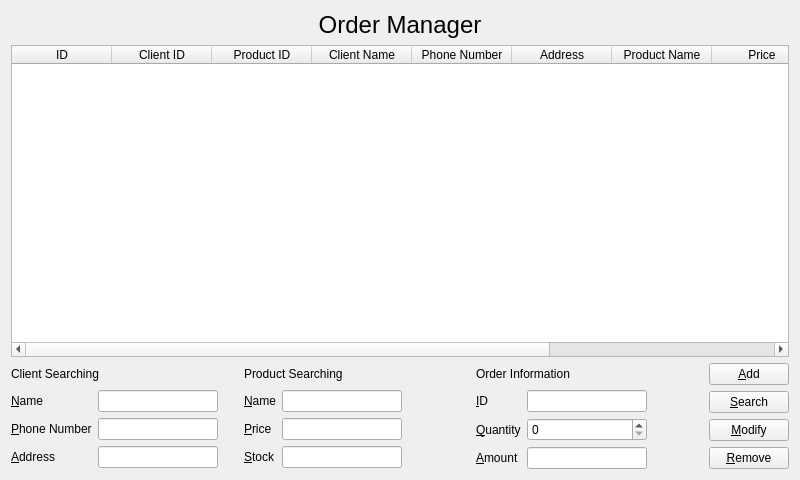
Qt form orderform.ui (ChunJeong27/CRMMiniProject) before a commit.
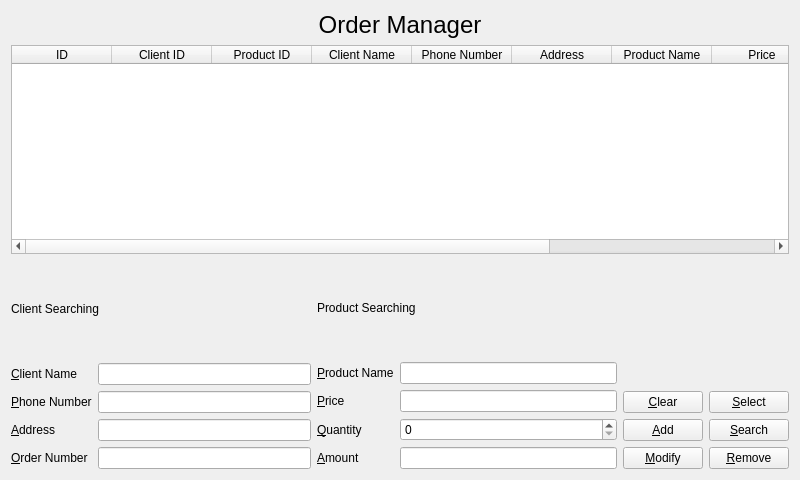
The same form after that commit.

Commit message: 단순 UI 수정

Diff of the .ui file:
```diff
--- a/orderform.ui
+++ b/orderform.ui
@@ -13,7 +13,7 @@
   <property name="windowTitle">
    <string>Form</string>
   </property>
-  <layout class="QVBoxLayout" name="verticalLayout">
+  <layout class="QVBoxLayout" name="verticalLayout_4">
    <item>
     <widget class="QLabel" name="label_5">
      <property name="font">
@@ -87,33 +87,21 @@
     <layout class="QHBoxLayout" name="horizontalLayout">
      <item>
       <layout class="QGridLayout" name="gridLayout_2">
-       <item row="0" column="1">
-        <widget class="QLabel" name="label_7">
-         <property name="text">
-          <string>Product Searching</string>
-         </property>
-        </widget>
-       </item>
-       <item row="0" column="2">
-        <widget class="QLabel" name="label">
-         <property name="text">
-          <string>Order Information</string>
-         </property>
-        </widget>
-       </item>
        <item row="0" column="0">
+        <layout class="QVBoxLayout" name="verticalLayout">
+         <item>
         <widget class="QLabel" name="label_6">
          <property name="text">
           <string>Client Searching</string>
          </property>
         </widget>
        </item>
-       <item row="1" column="0">
-        <layout class="QFormLayout" name="formLayout_2">
+         <item>
+          <layout class="QFormLayout" name="formLayout">
          <item row="0" column="0">
           <widget class="QLabel" name="label_2">
            <property name="text">
-            <string>&amp;Name</string>
+              <string>&amp;Client Name</string>
            </property>
            <property name="buddy">
             <cstring>clientNameLineEdit</cstring>
@@ -122,11 +110,8 @@
          </item>
          <item row="0" column="1">
           <widget class="QLineEdit" name="clientNameLineEdit">
-           <property name="maximumSize">
-            <size>
-             <width>120</width>
-             <height>16777215</height>
-            </size>
+             <property name="readOnly">
+              <bool>true</bool>
            </property>
           </widget>
          </item>
@@ -142,12 +127,6 @@
          </item>
          <item row="1" column="1">
           <widget class="QLineEdit" name="clientPhoneNumLineEdit">
-           <property name="maximumSize">
-            <size>
-             <width>120</width>
-             <height>16777215</height>
-            </size>
-           </property>
            <property name="readOnly">
             <bool>true</bool>
            </property>
@@ -165,25 +144,43 @@
          </item>
          <item row="2" column="1">
           <widget class="QLineEdit" name="clientAddressLineEdit">
-           <property name="maximumSize">
-            <size>
-             <width>120</width>
-             <height>16777215</height>
-            </size>
-           </property>
            <property name="readOnly">
             <bool>true</bool>
            </property>
           </widget>
          </item>
-        </layout>
-       </item>
-       <item row="1" column="1">
-        <layout class="QFormLayout" name="formLayout_3">
+           <item row="3" column="0">
+            <widget class="QLabel" name="label_8">
+             <property name="text">
+              <string>&amp;Order Number</string>
+             </property>
+             <property name="buddy">
+              <cstring>orderIdLineEdit</cstring>
+             </property>
+            </widget>
+           </item>
+           <item row="3" column="1">
+            <widget class="QLineEdit" name="orderIdLineEdit"/>
+           </item>
+          </layout>
+         </item>
+        </layout>
+       </item>
+       <item row="0" column="1">
+        <layout class="QVBoxLayout" name="verticalLayout_2">
+         <item>
+          <widget class="QLabel" name="label_7">
+           <property name="text">
+            <string>Product Searching</string>
+           </property>
+          </widget>
+         </item>
+         <item>
+          <layout class="QFormLayout" name="formLayout_2">
          <item row="0" column="0">
           <widget class="QLabel" name="label_9">
            <property name="text">
-            <string>&amp;Name</string>
+              <string>&amp;Product Name</string>
            </property>
            <property name="buddy">
             <cstring>productNameLineEdit</cstring>
@@ -192,11 +189,8 @@
          </item>
          <item row="0" column="1">
           <widget class="QLineEdit" name="productNameLineEdit">
-           <property name="maximumSize">
-            <size>
-             <width>120</width>
-             <height>16777215</height>
-            </size>
+             <property name="readOnly">
+              <bool>true</bool>
            </property>
           </widget>
          </item>
@@ -212,68 +206,12 @@
          </item>
          <item row="1" column="1">
           <widget class="QLineEdit" name="productPriceLineEdit">
-           <property name="maximumSize">
-            <size>
-             <width>120</width>
-             <height>16777215</height>
-            </size>
-           </property>
            <property name="readOnly">
             <bool>true</bool>
            </property>
           </widget>
          </item>
          <item row="2" column="0">
-          <widget class="QLabel" name="label_11">
-           <property name="text">
-            <string>&amp;Stock</string>
-           </property>
-           <property name="buddy">
-            <cstring>productStockLineEdit</cstring>
-           </property>
-          </widget>
-         </item>
-         <item row="2" column="1">
-          <widget class="QLineEdit" name="productStockLineEdit">
-           <property name="maximumSize">
-            <size>
-             <width>120</width>
-             <height>16777215</height>
-            </size>
-           </property>
-           <property name="readOnly">
-            <bool>true</bool>
-           </property>
-          </widget>
-         </item>
-        </layout>
-       </item>
-       <item row="1" column="2">
-        <layout class="QFormLayout" name="formLayout">
-         <item row="0" column="0">
-          <widget class="QLabel" name="label_8">
-           <property name="text">
-            <string>&amp;ID</string>
-           </property>
-           <property name="buddy">
-            <cstring>orderIdLineEdit</cstring>
-           </property>
-          </widget>
-         </item>
-         <item row="0" column="1">
-          <widget class="QLineEdit" name="orderIdLineEdit">
-           <property name="maximumSize">
-            <size>
-             <width>120</width>
-             <height>16777215</height>
-            </size>
-           </property>
-           <property name="readOnly">
-            <bool>true</bool>
-           </property>
-          </widget>
-         </item>
-         <item row="1" column="0">
           <widget class="QLabel" name="label_12">
            <property name="text">
             <string>&amp;Quantity</string>
@@ -283,23 +221,17 @@
            </property>
           </widget>
          </item>
-         <item row="1" column="1">
+           <item row="2" column="1">
           <widget class="QSpinBox" name="quantitySpinBox">
            <property name="minimumSize">
             <size>
-             <width>120</width>
+               <width>100</width>
              <height>0</height>
             </size>
            </property>
-           <property name="maximumSize">
-            <size>
-             <width>120</width>
-             <height>16777215</height>
-            </size>
-           </property>
-          </widget>
-         </item>
-         <item row="2" column="0">
+            </widget>
+           </item>
+           <item row="3" column="0">
           <widget class="QLabel" name="label_13">
            <property name="text">
             <string>&amp;Amount</string>
@@ -309,14 +241,8 @@
            </property>
           </widget>
          </item>
-         <item row="2" column="1">
+           <item row="3" column="1">
           <widget class="QLineEdit" name="amountLineEdit">
-           <property name="maximumSize">
-            <size>
-             <width>120</width>
-             <height>16777215</height>
-            </size>
-           </property>
            <property name="readOnly">
             <bool>true</bool>
            </property>
@@ -325,17 +251,48 @@
         </layout>
        </item>
       </layout>
+       </item>
+      </layout>
+     </item>
+     <item>
+      <layout class="QVBoxLayout" name="verticalLayout_3">
+       <item>
+        <spacer name="verticalSpacer">
+         <property name="orientation">
+          <enum>Qt::Vertical</enum>
+         </property>
+         <property name="sizeHint" stdset="0">
+          <size>
+           <width>20</width>
+           <height>40</height>
+          </size>
+         </property>
+        </spacer>
      </item>
      <item>
       <layout class="QGridLayout" name="gridLayout">
        <item row="0" column="0">
+          <widget class="QPushButton" name="pushButton">
+           <property name="text">
+            <string>&amp;Clear</string>
+           </property>
+          </widget>
+         </item>
+         <item row="0" column="1">
+          <widget class="QPushButton" name="selectPushButton">
+           <property name="text">
+            <string>&amp;Select</string>
+           </property>
+          </widget>
+         </item>
+         <item row="1" column="0">
         <widget class="QPushButton" name="addPushButton">
          <property name="text">
           <string>&amp;Add</string>
          </property>
         </widget>
        </item>
-       <item row="1" column="0">
+         <item row="1" column="1">
         <widget class="QPushButton" name="searchPushButton">
          <property name="text">
           <string>&amp;Search</string>
@@ -349,12 +306,14 @@
          </property>
         </widget>
        </item>
-       <item row="3" column="0">
+         <item row="2" column="1">
         <widget class="QPushButton" name="removePushButton">
          <property name="text">
           <string>&amp;Remove</string>
          </property>
         </widget>
+         </item>
+        </layout>
        </item>
       </layout>
      </item>
```
Lines whose indentation alone changed are shown as unchanged. The commit also changes 4 other files.
